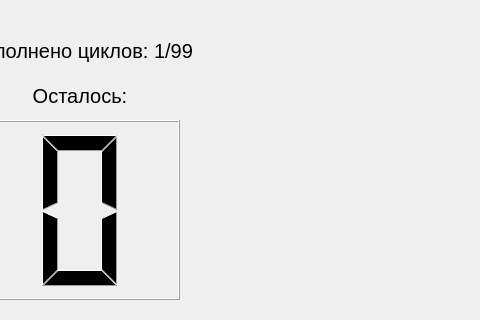
Qt form src/windows/ui/main.ui (robotixo-itmo/tolik-control) before a commit; both pictures show x 320 to 800 and y 0 to 320 of the 800 by 550 pixel window.
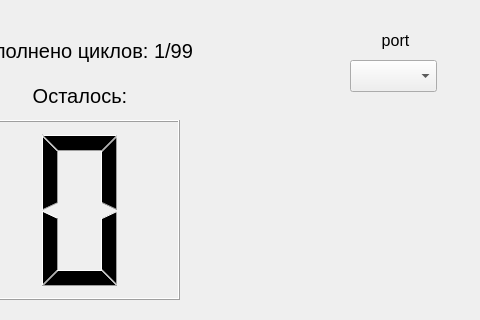
The same form after that commit.

Commit message: feat: add combo box

```diff
--- a/src/windows/ui/main.ui
+++ b/src/windows/ui/main.ui
@@ -219,6 +219,37 @@
      <string>cancel</string>
     </property>
    </widget>
+   <widget class="QComboBox" name="comboBox">
+    <property name="geometry">
+     <rect>
+      <x>670</x>
+      <y>60</y>
+      <width>87</width>
+      <height>32</height>
+     </rect>
+    </property>
+   </widget>
+   <widget class="QLabel" name="portLabel">
+    <property name="geometry">
+     <rect>
+      <x>670</x>
+      <y>30</y>
+      <width>91</width>
+      <height>20</height>
+     </rect>
+    </property>
+    <property name="font">
+     <font>
+      <pointsize>12</pointsize>
+     </font>
+    </property>
+    <property name="text">
+     <string>port</string>
+    </property>
+    <property name="alignment">
+     <set>Qt::AlignCenter</set>
+    </property>
+   </widget>
   </widget>
   <widget class="QStatusBar" name="statusBar"/>
  </widget>
```
The commit also changes 3 other files.
